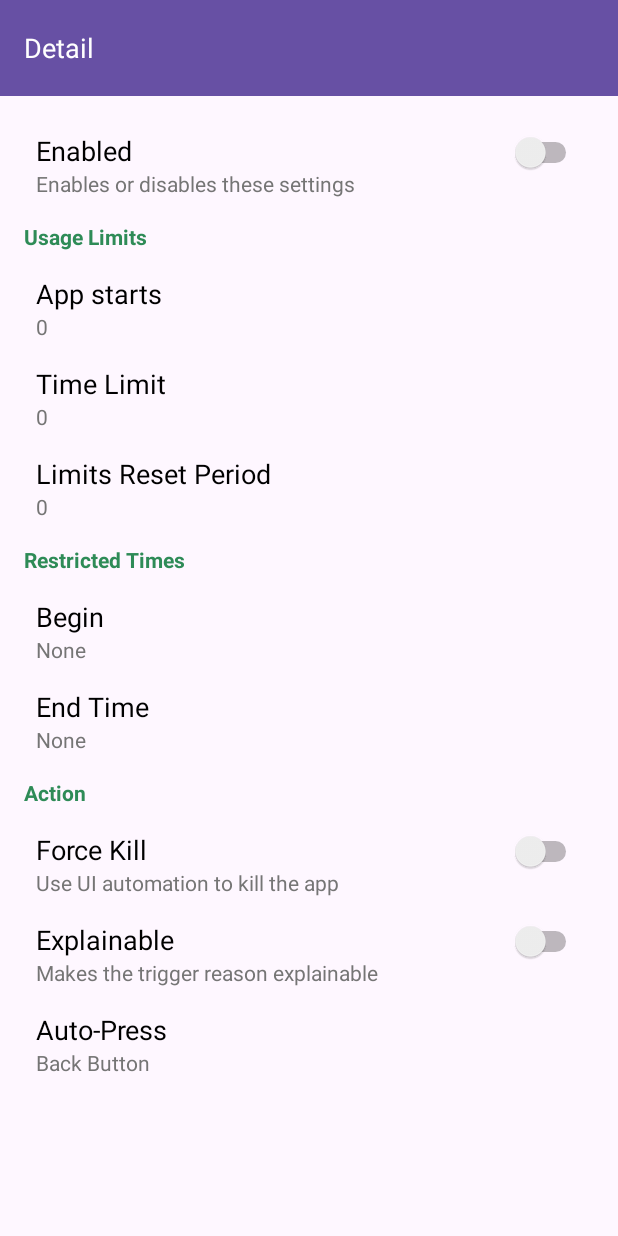
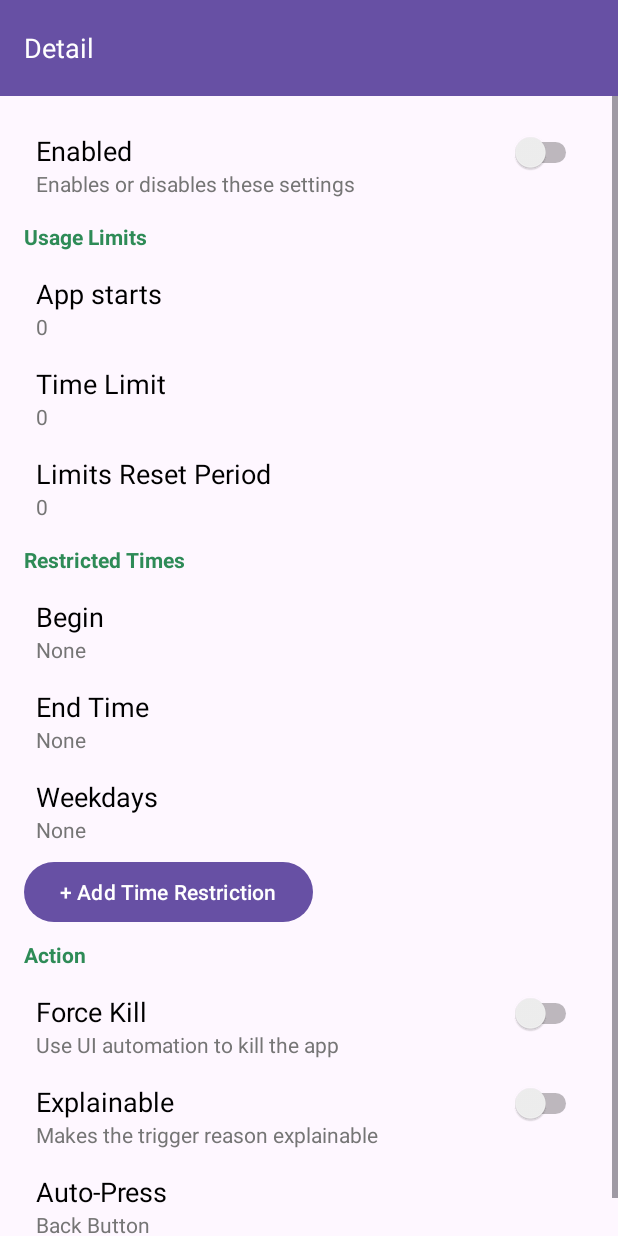
Before and after one commit to SoftwareDroid/SafeZone, an Android app: the layout activity_usage_restriction.xml on its own in the app's theme, with its tools: preview values and no code run, on a phone screen of 412 x 824 dp. Run offline under Robolectric (Android 15) with nearby library versions, the phone set to English and light mode, and no system bars.

Commit message:
add weekday selector

```diff
--- a/app/src/main/res/layout/activity_usage_restriction.xml
+++ b/app/src/main/res/layout/activity_usage_restriction.xml
@@ -93,6 +93,19 @@
                 app:summary="@string/none"
                 app:title2="@string/set_end_time"/>
 
+            <com.example.ourpact3.ui.settings.ReusableSettingsItemView
+                android:id="@+id/setting_input_weekdays"
+                android:layout_width="match_parent"
+                android:layout_height="wrap_content"
+                app:summary="@string/none"
+                app:title2="@string/week_days"/>
+
+            <Button
+                android:id="@+id/add_time_rule"
+                android:layout_width="wrap_content"
+                android:layout_height="wrap_content"
+                android:text="@string/add_time_rule"
+                android:layout_gravity="start" />
 
             <com.example.ourpact3.ui.settings.ReusableSettingsCounterActionView
                 android:layout_width="match_parent"
--- a/app/src/main/res/values/strings.xml
+++ b/app/src/main/res/values/strings.xml
@@ -185,4 +185,8 @@
     <string name="set_end_time">End Time</string>
     <string name="pick_start_time">Pick Start Time</string>
     <string name="pick_end_time">Pick End Time</string>
+    <string name="add_time_rule">+ Add Time Restriction</string>
+    <string name="friday">Friday</string>
+    <string name="saturday">Saturday</string>
+    <string name="sunday">Sunday</string>
 </resources>
```
Also changed, not shown: app/src/main/java/com/example/ourpact3/ui/usage_restriction/UsageRestrictionActivity.java (+25 -1 lines).
